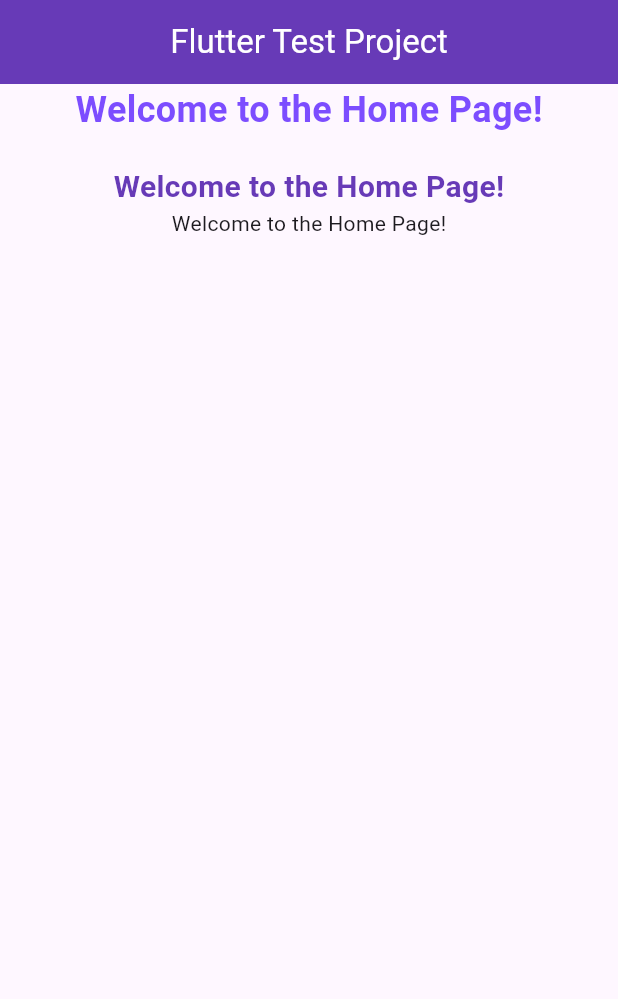
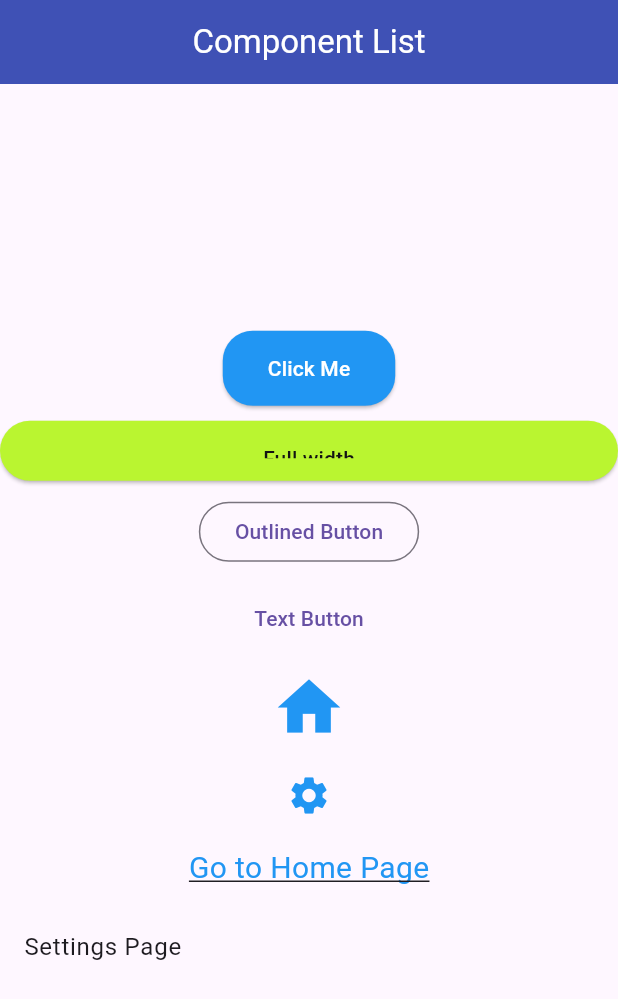
Before and after one commit to RomanSFE/FlutterTest, a Flutter app: the screen it shows after launch, on a phone screen of 412 x 824 dp. Shown: the top 999 px of the screen. Run offline on Flutter 3.47's test engine with Material 3 defaults, Android fonts, the phone set to English and light mode, and no system bars.

Commit message:
working on button component list

```diff
--- a/lib/app.dart
+++ b/lib/app.dart
@@ -1,5 +1,5 @@
 import 'package:flutter/material.dart';
-import 'package:fluttertestproject/home.dart';
+import 'package:fluttertestproject/componentlist.dart';
 
 class MyApp extends StatelessWidget{
   MyApp({super.key});
@@ -7,7 +7,7 @@ class MyApp extends StatelessWidget{
   @override
   Widget build(BuildContext context) {
     return MaterialApp(
-      home: Home()
+      home: ComponentList()
     );
   }
 }
--- /dev/null
+++ b/lib/componentlist.dart
@@ -0,0 +1,81 @@
+import 'package:flutter/material.dart';
+
+class ComponentList extends StatelessWidget {
+  const ComponentList({super.key});
+
+  @override
+  Widget build(BuildContext context) {
+    return Scaffold(
+      appBar: AppBar(
+        title: Text('Component List', style: TextStyle(color: Colors.white)),
+        backgroundColor: Colors.indigo,
+        centerTitle: true,
+      ),
+      body: Center(
+        child: Column(
+          mainAxisAlignment: MainAxisAlignment.center,
+          children: [
+          ElevatedButton(
+            style: ElevatedButton.styleFrom(
+              backgroundColor: Colors.blue,
+              foregroundColor: Colors.white,
+              padding: EdgeInsets.symmetric(horizontal: 30, vertical: 15),
+              shape: RoundedRectangleBorder(
+                borderRadius: BorderRadius.circular(20),
+              ),
+            ),
+            onPressed: () {}, child: Text("Click Me")
+          ),
+          SizedBox(height: 10), // Space between buttons
+          SizedBox(
+            height: 40,
+            // width: 200,
+            width: double.infinity, // Full width
+            child: ElevatedButton(
+            style: ElevatedButton.styleFrom(
+              backgroundColor: const Color.fromARGB(255, 186, 245, 48),
+              foregroundColor: const Color.fromARGB(255, 19, 19, 19),
+              padding: EdgeInsets.symmetric(horizontal: 30, vertical: 15),
+              shape: RoundedRectangleBorder(
+                borderRadius: BorderRadius.circular(20),
+              ),
+            ),
+            onPressed: () {}, child: Text("Full width")
+          ),
+          ),
+          SizedBox(height: 10), // Space between buttons
+          OutlinedButton(onPressed: () {}, child: Text("Outlined Button")),
+          SizedBox(height: 10), // Space between buttons
+          TextButton(onPressed: () {}, child: Text("Text Button")),
+          SizedBox(height: 10), // Space between buttons and list
+          Icon(Icons.home, size: 50, color: Colors.blue),
+          SizedBox(height: 10), // Space between buttons and list
+          IconButton(onPressed: () {}, icon: Icon(Icons.settings, size: 30, color: Colors.blue)),
+          SizedBox(height: 10), // Space between buttons and list
+          GestureDetector(
+            onTap: () {
+              Navigator.pushNamed(context, '/home');
+            },
+            child: Text(
+              'Go to Home Page',
+              style: TextStyle(
+                fontSize: 20,
+                color: Colors.blue,
+                decoration: TextDecoration.underline,
+              ),
+            ),
+          ),
+          SizedBox(height: 10), // Space between buttons and list
+          ListTile(
+            title: Text('Settings Page'),
+            onTap: () {
+              Navigator.pushNamed(context, '/settings');
+            },
+          ),
+          // Add more components as needed
+        ],
+        ),
+      ),
+    );
+  }
+}
```
